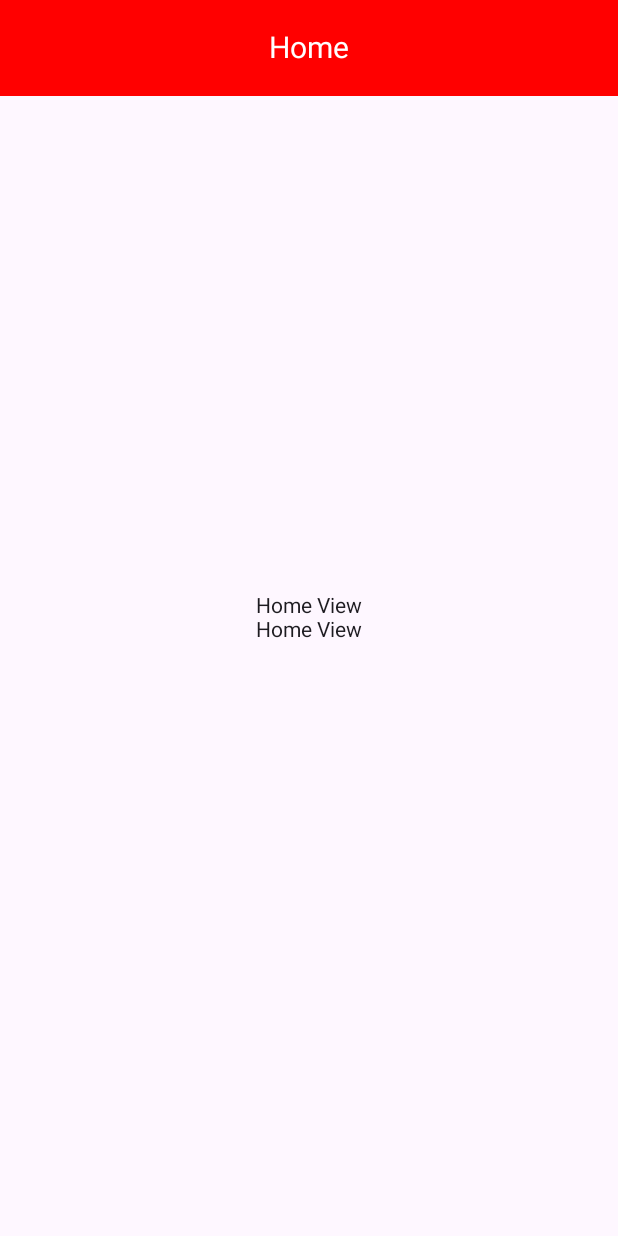
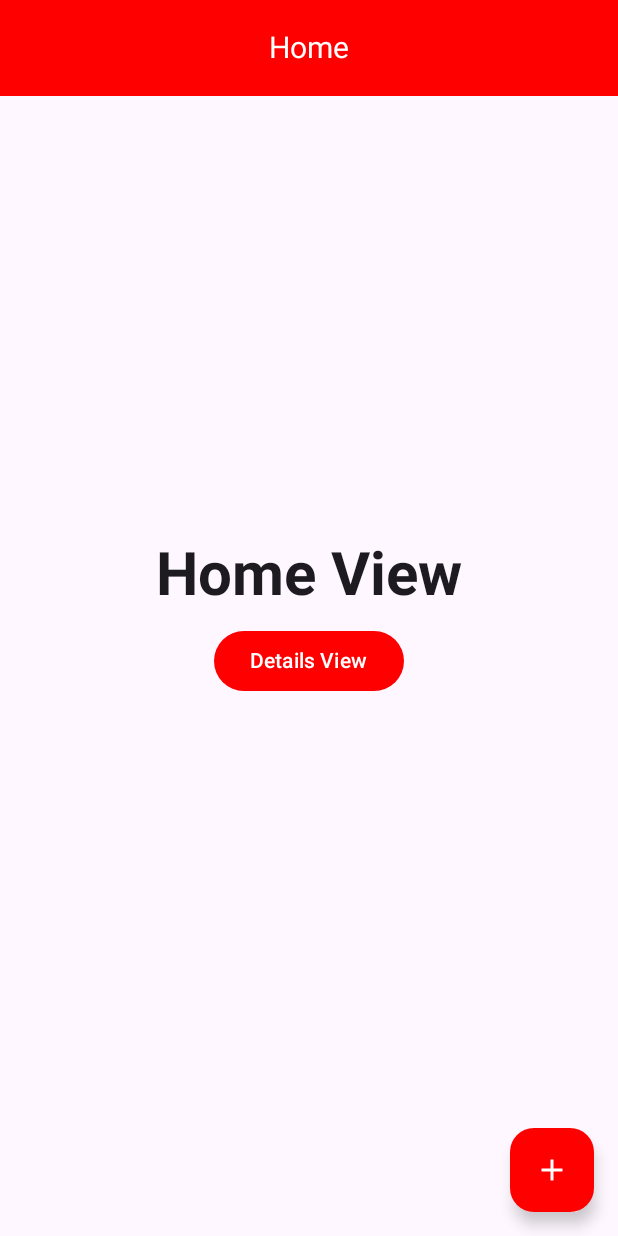
Before and after one commit to IsraelMerlyn/miapp_, an Android app built with Jetpack Compose: the screen it shows after launch (MainActivity), on a phone screen of 412 x 824 dp. Run offline under Robolectric (Android 15) with nearby library versions, the phone set to English and light mode, and no system bars.

Commit message:
tasks #0.5 Creando Componente Button

```diff
--- a/app/src/main/java/com/israelmerlyn/app_jetpack/components/BarComponents.kt
+++ b/app/src/main/java/com/israelmerlyn/app_jetpack/components/BarComponents.kt
@@ -1,11 +1,26 @@
 package com.israelmerlyn.app_jetpack.components
 
+import androidx.compose.material.icons.Icons
+import androidx.compose.material.icons.filled.Add
+import androidx.compose.material3.FloatingActionButton
+import androidx.compose.material3.Icon
 import androidx.compose.material3.Text
 import androidx.compose.runtime.Composable
 import androidx.compose.ui.graphics.Color
 import androidx.compose.ui.unit.sp
 
 @Composable
-fun TitleBar(name:String){
+fun TitleBar(name: String) {
     Text(text = name, fontSize = 20.sp, color = Color.White)
 }
+
+@Composable
+fun ActionButton() {
+    FloatingActionButton(
+        onClick = { /**/ },
+        containerColor = Color.Red,
+        contentColor = Color.White
+    ) {
+    Icon(imageVector = Icons.Default.Add, contentDescription = "Agregar")
+    }
+}
--- a/app/src/main/java/com/israelmerlyn/app_jetpack/components/BodyComponents.kt
+++ b/app/src/main/java/com/israelmerlyn/app_jetpack/components/BodyComponents.kt
@@ -1 +1,38 @@
 package com.israelmerlyn.app_jetpack.components
+
+import androidx.compose.foundation.layout.Spacer
+import androidx.compose.foundation.layout.fillMaxSize
+import androidx.compose.foundation.layout.height
+import androidx.compose.material3.Button
+import androidx.compose.material3.ButtonColors
+import androidx.compose.material3.ButtonDefaults
+import androidx.compose.material3.Text
+import androidx.compose.runtime.Composable
+import androidx.compose.ui.Modifier
+import androidx.compose.ui.graphics.Color
+import androidx.compose.ui.text.font.FontWeight
+import androidx.compose.ui.unit.dp
+import androidx.compose.ui.unit.sp
+
+@Composable
+fun TitleView(name: String) {
+    Text(text = name, fontSize = 40.sp, fontWeight = FontWeight.Bold)
+}
+
+@Composable
+fun Space() {
+    Spacer(modifier = Modifier.height(10.dp))
+}
+
+@Composable
+fun MainButton(name: String, backColor: Color, color: Color, onClick: () -> Unit) {
+
+    Button(
+        onClick = onClick, colors = ButtonDefaults.buttonColors(
+            contentColor = color, containerColor = backColor
+        )
+    ) {
+        Text(text = name)
+
+    }
+}
--- a/app/src/main/java/com/israelmerlyn/app_jetpack/views/HomeView.kt
+++ b/app/src/main/java/com/israelmerlyn/app_jetpack/views/HomeView.kt
@@ -13,19 +13,27 @@ import androidx.compose.runtime.Composable
 import androidx.compose.ui.Alignment
 import androidx.compose.ui.Modifier
 import androidx.compose.ui.graphics.Color
+import com.israelmerlyn.app_jetpack.components.ActionButton
+import com.israelmerlyn.app_jetpack.components.MainButton
+import com.israelmerlyn.app_jetpack.components.Space
 import com.israelmerlyn.app_jetpack.components.TitleBar
+import com.israelmerlyn.app_jetpack.components.TitleView
 
 @OptIn(ExperimentalMaterial3Api::class)
 @Composable
-fun HomeView (){
+fun HomeView() {
 
-    Scaffold (
+    Scaffold(
         topBar = {
-          CenterAlignedTopAppBar(
-              title = { TitleBar(name = "Home") }, colors = TopAppBarDefaults.centerAlignedTopAppBarColors(
-                  containerColor = Color.Red
-              )
-          )
+            CenterAlignedTopAppBar(
+                title = { TitleBar(name = "Home") },
+                colors = TopAppBarDefaults.centerAlignedTopAppBarColors(
+                    containerColor = Color.Red
+                )
+            )
+        },
+        floatingActionButton = {
+            ActionButton()
         }
     ) {
         ContentHomeView()
@@ -33,9 +41,16 @@ fun HomeView (){
 }
 
 @Composable
-fun ContentHomeView(){
-        Column(modifier = Modifier.fillMaxSize(), verticalArrangement = Arrangement.Center, horizontalAlignment =Alignment.CenterHorizontally) {
-            Text(text = "Home View")
-            Text(text = "Home View")
+fun ContentHomeView() {
+    Column(
+        modifier = Modifier.fillMaxSize(),
+        verticalArrangement = Arrangement.Center,
+        horizontalAlignment = Alignment.CenterHorizontally
+    ) {
+        TitleView(name = "Home View")
+        Space()
+        MainButton(name = "Details View", color = Color.White, backColor = Color.Red) {
+            println("btn generico")
         }
+    }
 }
```
